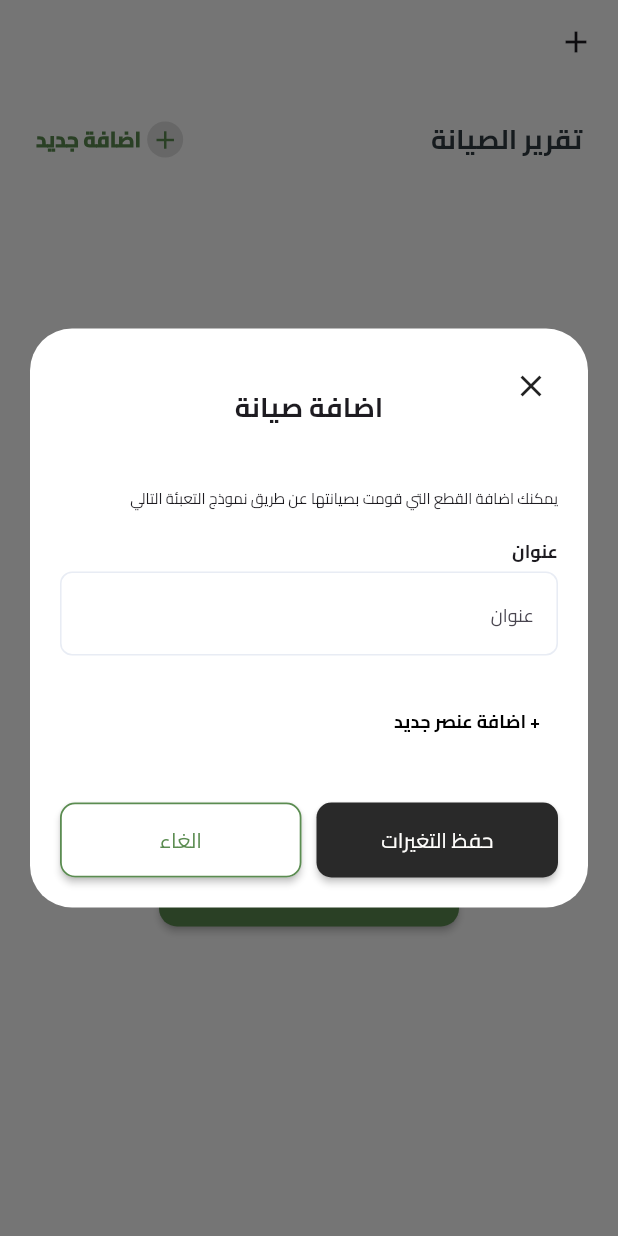
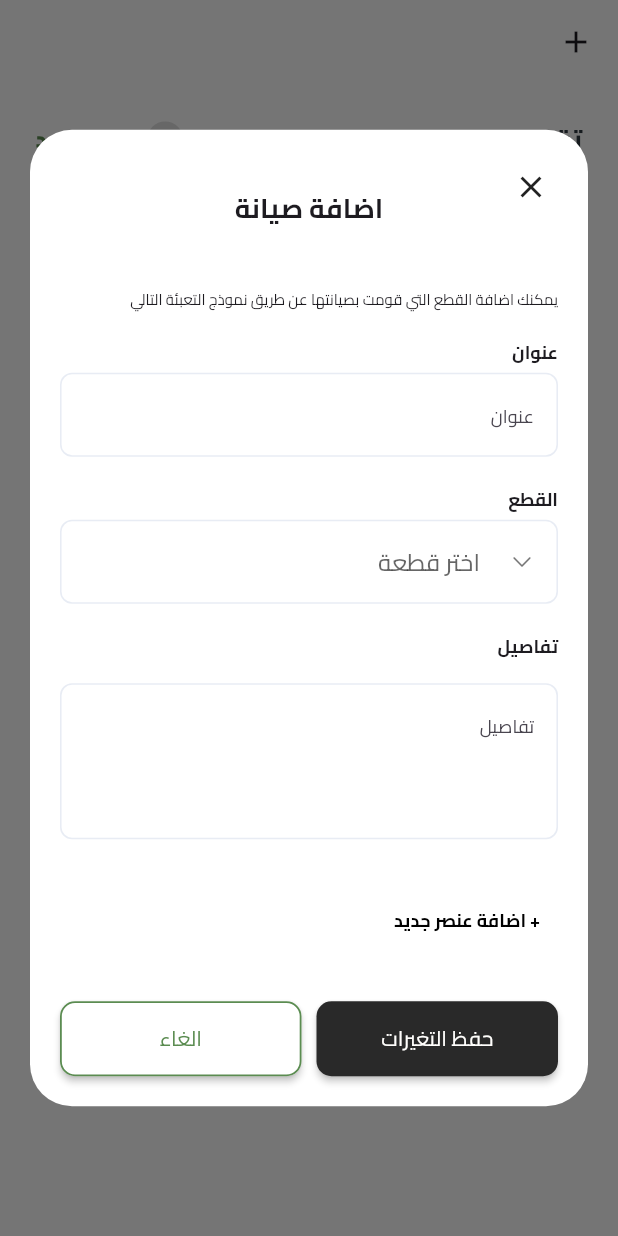
Before and after one commit to Abdullah-3hmed/task, a Flutter app: the MaintenanceScreen screen opened directly, after a tap on the "add" icon, after a tap on "اضافة جديد", on a phone screen of 412 x 824 dp. Run offline on Flutter 3.47's test engine with Material 3 defaults, Android fonts, the phone set to English and light mode, and no system bars; our stand-ins replace dartz, dio, equatable, flutter_bloc, flutter_spinkit, flutter_svg and 4 more; network calls fail.

Commit message:
- fix edit maintenance issue

```diff
--- a/lib/core/widgets/custom_text_form_field.dart
+++ b/lib/core/widgets/custom_text_form_field.dart
@@ -47,6 +47,7 @@ class CustomTextFormField extends StatelessWidget {
       textAlign: TextAlign.right,
       textInputAction: textInputAction ?? TextInputAction.next,
       decoration: InputDecoration(
+        alignLabelWithHint: true,
         suffixIcon: suffixIcon,
         enabledBorder: OutlineInputBorder(
           borderSide: const BorderSide(color: Color(0xFFE8ECF4), width: 1.05),
--- a/lib/reports/fuel/cubit/fuel_cubit.dart
+++ b/lib/reports/fuel/cubit/fuel_cubit.dart
@@ -55,7 +55,7 @@ class FuelCubit extends Cubit<FuelState> {
       (fuelModel) => emit(
         state.copyWith(
           addFuelState: RequestStatus.success,
-          fuels: {...state.fuels, fuelModel.id: fuelModel},
+          fuels: {...state.fuels,fuelModel.id: fuelModel, },
         ),
       ),
     );
--- a/lib/reports/fuel/screens/widgets/fuels_list.dart
+++ b/lib/reports/fuel/screens/widgets/fuels_list.dart
@@ -59,7 +59,17 @@ class FuelsList extends StatelessWidget {
           case RequestStatus.loading:
             return Skeletonizer(child: _buildFuelList(fuels: dummyFuels));
           case RequestStatus.success:
-            return _buildFuelList(fuels: state.fuels.values.toList());
+            return state.fuels.isEmpty
+                ? const Center(
+                    child: Text(
+                      "لم تقم بأى عمليات تعبئة وقود حتى الأن",
+                      style: TextStyle(
+                        fontSize: 16,
+                        fontWeight: FontWeight.w600,
+                      ),
+                    ),
+                  )
+                : _buildFuelList(fuels: state.fuels.values.toList());
           case RequestStatus.error:
             if (!state.isConnected) {
               return NoInternetWidget(
@@ -69,7 +79,17 @@ class FuelsList extends StatelessWidget {
                 errorMessage: state.fuelErrorMessage,
               );
             } else {
-              return _buildFuelList(fuels: state.fuels.values.toList());
+              return state.fuels.isEmpty
+                  ? const Center(
+                child: Text(
+                  "لم تقم بأى عمليات تعبئة وقود حتى الأن",
+                  style: TextStyle(
+                    fontSize: 16,
+                    fontWeight: FontWeight.w600,
+                  ),
+                ),
+              )
+                  : _buildFuelList(fuels: state.fuels.values.toList());
             }
           default:
             return const SizedBox.shrink();
--- a/lib/reports/maintenance/screens/widgets/edit_maintenance_dialog_body.dart
+++ b/lib/reports/maintenance/screens/widgets/edit_maintenance_dialog_body.dart
@@ -12,12 +12,15 @@ class EditMaintenanceDialogBody extends StatelessWidget {
   const EditMaintenanceDialogBody({
     super.key,
     required this.autovalidateMode,
-    required this.formKey, required this.maintenanceId,
+    required this.formKey,
+    required this.maintenanceId,
+    required this.index,
   });
 
   final ValueNotifier<AutovalidateMode> autovalidateMode;
   final GlobalKey<FormState> formKey;
   final int maintenanceId;
+  final int index;
 
   @override
   Widget build(BuildContext context) {
@@ -25,7 +28,8 @@ class EditMaintenanceDialogBody extends StatelessWidget {
       crossAxisAlignment: CrossAxisAlignment.start,
       children: [
         BlocBuilder<MaintenanceCubit, MaintenanceState>(
-          buildWhen: (prev, curr) => prev.maintenanceItems != curr.maintenanceItems,
+          buildWhen: (prev, curr) =>
+              prev.maintenanceItems != curr.maintenanceItems,
           builder: (context, state) {
             return ListView.builder(
               shrinkWrap: true,
@@ -57,7 +61,12 @@ class EditMaintenanceDialogBody extends StatelessWidget {
           spacing: 10.0,
           mainAxisAlignment: MainAxisAlignment.center,
           children: [
-            _SaveButton(formKey: formKey, autovalidateMode: autovalidateMode, maintenanceId: maintenanceId),
+            _SaveButton(
+              formKey: formKey,
+              autovalidateMode: autovalidateMode,
+              maintenanceId: maintenanceId,
+              index: index,
+            ),
             Expanded(
               child: PrimaryButton(
                 text: "الغاء",
@@ -75,17 +84,23 @@ class EditMaintenanceDialogBody extends StatelessWidget {
 }
 
 class _SaveButton extends StatelessWidget {
-  const _SaveButton({required this.formKey, required this.autovalidateMode, required this.maintenanceId});
+  const _SaveButton({
+    required this.formKey,
+    required this.autovalidateMode,
+    required this.maintenanceId,
+    required this.index,
+  });
 
   final GlobalKey<FormState> formKey;
   final ValueNotifier<AutovalidateMode> autovalidateMode;
   final int maintenanceId;
+  final int index;
 
   @override
   Widget build(BuildContext context) {
     return BlocConsumer<MaintenanceCubit, MaintenanceState>(
       listenWhen: (prev, curr) =>
-      prev.editMaintenanceState != curr.editMaintenanceState,
+          prev.editMaintenanceState != curr.editMaintenanceState,
       listener: (context, state) {
         if (state.editMaintenanceState.isError) {
           showToast(
@@ -97,14 +112,14 @@ class _SaveButton extends StatelessWidget {
         if (state.editMaintenanceState.isSuccess) {
           showToast(
             context: context,
-            message:"تم تعديل البيانات بنجاح",
+            message: "تم تعديل البيانات بنجاح",
             state: ToastStates.success,
           );
           Navigator.pop(context);
         }
       },
       buildWhen: (prev, curr) =>
-      prev.editMaintenanceState != curr.editMaintenanceState,
+          prev.editMaintenanceState != curr.editMaintenanceState,
       builder: (context, state) {
         return Expanded(
           child: PrimaryButton(
@@ -115,7 +130,8 @@ class _SaveButton extends StatelessWidget {
                 formKey.currentState!.save();
 
                 context.read<MaintenanceCubit>().editMaintenance(
-                  maintenanceId:maintenanceId ,
+                  maintenanceId: maintenanceId,
+                  index: index,
                 );
               } else {
                 autovalidateMode.value = AutovalidateMode.always;
--- a/lib/reports/maintenance/screens/widgets/maintenance_dialog.dart
+++ b/lib/reports/maintenance/screens/widgets/maintenance_dialog.dart
@@ -22,7 +22,9 @@ class _MaintenanceDialogState extends State<MaintenanceDialog> {
     formKey = GlobalKey<FormState>();
     autovalidateMode = ValueNotifier<AutovalidateMode>(
       AutovalidateMode.disabled,
+
     );
+    widget.maintenanceCubit.initForAdd();
     super.initState();
   }
 
--- a/lib/reports/maintenance/screens/widgets/maintenance_item_fields.dart
+++ b/lib/reports/maintenance/screens/widgets/maintenance_item_fields.dart
@@ -3,6 +3,7 @@ import 'package:flutter/material.dart';
 import 'package:flutter_bloc/flutter_bloc.dart';
 import 'package:task/core/widgets/custom_text_form_field.dart';
 import 'package:task/reports/maintenance/cubit/maintenance_cubit.dart';
+import 'package:task/reports/maintenance/cubit/maintenance_state.dart';
 import 'package:task/reports/maintenance/data/add_maintenance_item_model.dart';
 import 'package:task/reports/maintenance/data/spare_parts_model.dart';
 
@@ -19,40 +20,44 @@ class MaintenanceItemFields extends StatelessWidget {
   @override
   Widget build(BuildContext context) {
     final cubit = context.read<MaintenanceCubit>();
-
     return Column(
       crossAxisAlignment: CrossAxisAlignment.start,
       children: [
         const _Label("القطع"),
         const SizedBox(height: 5.0),
-        DropdownButtonFormField<int>(
-          initialValue: item.carSpartId,
-          icon: const Icon(
+        BlocBuilder<MaintenanceCubit, MaintenanceState>(
+          buildWhen: (prev, curr) => prev.spareParts != curr.spareParts,
+          builder: (context, state) {
+            final availableParts = cubit.getAvailableSpareParts(
+              currentSelectedId: item.carSpartId,
+            );
+            return DropdownButtonFormField<int>(
+              key: ValueKey('dropdown_${index}_${item.carSpartId}'),
+              initialValue: item.carSpartId == 0 ? null : item.carSpartId,
+              icon: const SizedBox.shrink(),
+              decoration: _dropdownDecoration.copyWith(
+                prefixIcon: const Icon(
                   CupertinoIcons.chevron_down,
                   size: 16.0,
                   color: Colors.black54,
                 ),
-          decoration: _dropdownDecoration,
+              ),
               dropdownColor: Colors.white,
-          items: context
-              .select<MaintenanceCubit, List<SparePartsModel>>(
-                (cubit) => cubit.state.spareParts,
-              )
-              .map(
-                (part) => DropdownMenuItem<int>(
+              items: availableParts.map((part) {
+                return DropdownMenuItem<int>(
                   value: part.id,
-                  child: Text(part.name),
-                ),
-              )
-              .toList(),
+                  child: Text(part.name, textAlign: TextAlign.right),
+                );
+              }).toList(),
               validator: (val) =>
                   (val == null || val == 0) ? "الرجاء اختيار قطعة" : null,
               onChanged: (value) {
                 final updated = item.copyWith(carSpartId: value);
                 cubit.updateMaintenanceItems(index, updated);
               },
+            );
+          },
         ),
-
         const SizedBox(height: 20.0),
         const _Label("تفاصيل"),
         const SizedBox(height: 16.0),
--- a/lib/reports/maintenance/screens/widgets/maintenance_list.dart
+++ b/lib/reports/maintenance/screens/widgets/maintenance_list.dart
@@ -30,7 +30,7 @@ class MaintenanceList extends StatelessWidget {
     return BlocConsumer<MaintenanceCubit, MaintenanceState>(
       listenWhen: (prev, curr) =>
           prev.maintenanceState != curr.maintenanceState ||
-          prev.editMaintenanceState != curr.editMaintenanceState,
+          prev.deleteMaintenanceState != curr.deleteMaintenanceState,
       listener: (context, state) {
         if (state.maintenanceState.isError) {
           showToast(
@@ -39,14 +39,14 @@ class MaintenanceList extends StatelessWidget {
             state: ToastStates.error,
           );
         }
-        if (state.editMaintenanceState.isError) {
+        if (state.deleteMaintenanceState.isError) {
           showToast(
             context: context,
             message: state.maintenanceErrorMessage,
             state: ToastStates.error,
           );
         }
-        if (state.editMaintenanceState.isSuccess) {
+        if (state.deleteMaintenanceState.isSuccess) {
           showToast(
             context: context,
             message: state.deleteMaintenanceMessage,
@@ -64,7 +64,17 @@ class MaintenanceList extends StatelessWidget {
               child: _buildMaintenanceList(maintenances: dummyMaintenances),
             );
           case RequestStatus.success:
-            return _buildMaintenanceList(maintenances: state.maintenances);
+            return state.maintenances.isEmpty
+                ? const Center(
+                    child: Text(
+                      "لم تقم بأى عملية صيانة حتى الأن",
+                      style: TextStyle(
+                        fontSize: 16,
+                        fontWeight: FontWeight.w600,
+                      ),
+                    ),
+                  )
+                : _buildMaintenanceList(maintenances: state.maintenances);
           case RequestStatus.error:
             if (!state.isConnected) {
               return NoInternetWidget(
@@ -75,7 +85,17 @@ class MaintenanceList extends StatelessWidget {
                 errorMessage: state.maintenanceErrorMessage,
               );
             }
-            return _buildMaintenanceList(maintenances: state.maintenances);
+            return state.maintenances.isEmpty
+                ? const Center(
+                    child: Text(
+                      "لم تقم بأى عملية صيانة حتى الأن",
+                      style: TextStyle(
+                        fontSize: 16,
+                        fontWeight: FontWeight.w600,
+                      ),
+                    ),
+                  )
+                : _buildMaintenanceList(maintenances: state.maintenances);
           default:
             return const SizedBox.shrink();
         }
@@ -89,6 +109,7 @@ class MaintenanceList extends StatelessWidget {
     return ListView.separated(
       physics: const BouncingScrollPhysics(),
       itemBuilder: (context, index) => MaintenanceListItem(
+        key: ValueKey(maintenances[index].id),
         maintenanceModel: maintenances[index],
         index: index,
       ),
--- a/lib/reports/maintenance/screens/widgets/maintenance_list_item.dart
+++ b/lib/reports/maintenance/screens/widgets/maintenance_list_item.dart
@@ -49,6 +49,7 @@ class _MaintenanceListItemState extends State<MaintenanceListItem> {
           context,
           maintenanceCubit: context.read<MaintenanceCubit>(),
           maintenanceModel: widget.maintenanceModel,
+          index: widget.index,
         );
       },
       onDelete: () async {
--- a/pubspec.yaml
+++ b/pubspec.yaml
@@ -46,7 +46,6 @@ dependencies:
   get_it: ^8.2.0
   flutter_spinkit: ^5.2.2
   motion_toast: ^2.14.0
-  intl: ^0.20.2
 
 dev_dependencies:
   flutter_test:
```
Also changed, not shown: lib/reports/maintenance/cubit/maintenance_cubit.dart (+45 -30 lines), lib/reports/maintenance/screens/widgets/edit_maintenance_dialog.dart (+7 -0 lines), lib/reports/maintenance/screens/widgets/edit_maintenance_item_fields.dart (+28 -18 lines), lib/reports/tasks/screens/widgets/add_task_dialog.dart (+67 -48 lines), lib/reports/tasks/screens/widgets/edit_task_dialog.dart (+57 -49 lines), lib/reports/tasks/screens/widgets/task_list_item.dart (+8 -0 lines), lib/reports/tasks/screens/widgets/tasks_list.dart (+24 -3 lines), pubspec.lock. Lines whose indentation alone changed are shown as unchanged.
